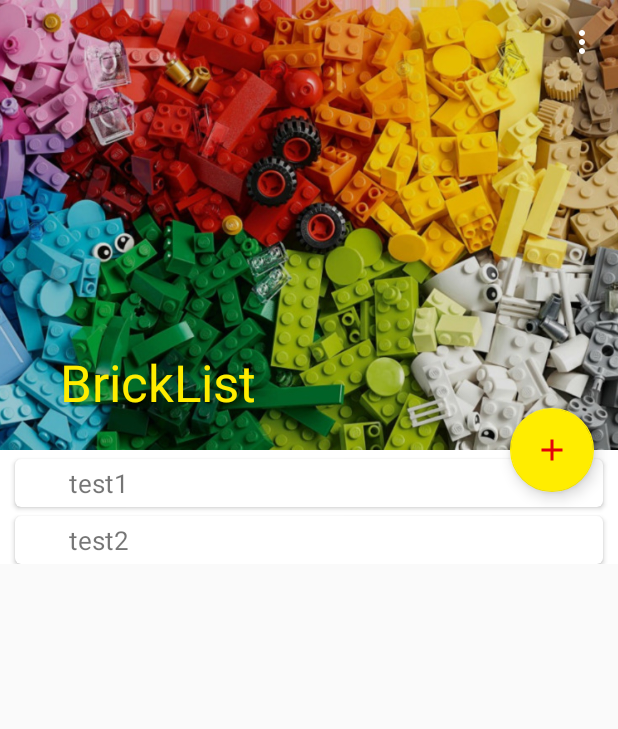
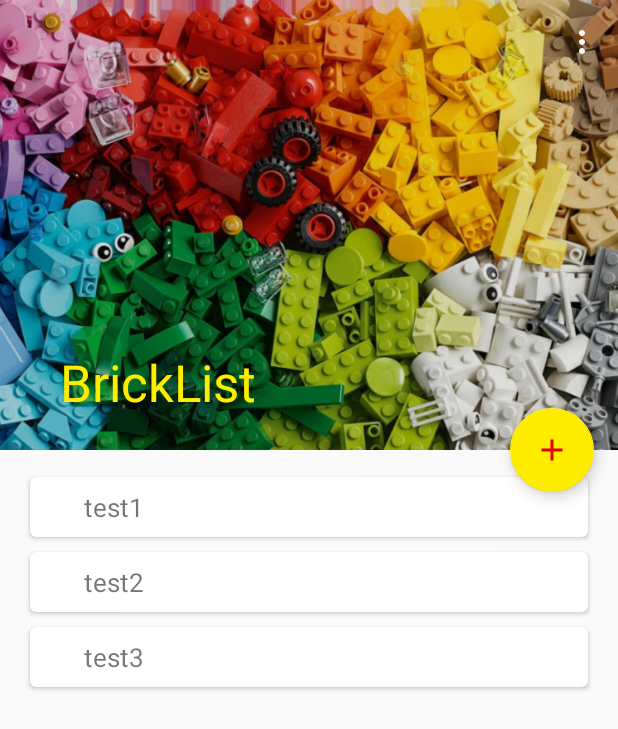
Before and after one commit to Vieja/BrickListApp, an Android app: the screen it shows after launch (MainActivity), on a phone screen of 412 x 824 dp. Shown: the top 729 px of the screen. Run offline under Robolectric (Android 15) with nearby library versions, the phone set to English and light mode, and no system bars.

Commit message:
better cards

```diff
--- a/app/src/main/java/com/vieja/bricklist/MainActivity.kt
+++ b/app/src/main/java/com/vieja/bricklist/MainActivity.kt
@@ -32,7 +32,8 @@ class MainActivity : AppCompatActivity() {
 
         projectCardsList = listOf(
             "test1",
-            "test2"
+            "test2",
+            "test3"
         )
 
         recyclerView.apply {
--- a/app/src/main/res/layout/content_main.xml
+++ b/app/src/main/res/layout/content_main.xml
@@ -1,17 +1,18 @@
-<androidx.core.widget.NestedScrollView
-xmlns:android="http://schemas.android.com/apk/res/android"
-xmlns:tools="http://schemas.android.com/tools"
-xmlns:app="http://schemas.android.com/apk/res-auto"
-android:layout_width="match_parent"
-android:layout_height="match_parent"
-app:layout_behavior="@string/appbar_scrolling_view_behavior"
-tools:showIn="@layout/activity_main"
-tools:context=".MainActivity">
+<androidx.core.widget.NestedScrollView xmlns:android="http://schemas.android.com/apk/res/android"
+    xmlns:app="http://schemas.android.com/apk/res-auto"
+    xmlns:tools="http://schemas.android.com/tools"
+    android:layout_width="match_parent"
+    android:layout_height="match_parent"
+    app:layout_behavior="@string/appbar_scrolling_view_behavior"
+    tools:context=".MainActivity"
+    tools:showIn="@layout/activity_main">
 
     <androidx.recyclerview.widget.RecyclerView
         android:id="@+id/projectsList"
         android:layout_width="match_parent"
         android:layout_height="match_parent"
-        android:background="@color/colorSecondary"
-        app:layout_behavior="@string/appbar_scrolling_view_behavior"/>
+        app:layout_behavior="@string/appbar_scrolling_view_behavior"
+        android:paddingTop="8dp"
+        android:paddingBottom="8dp"
+        android:clipToPadding="false" />
 </androidx.core.widget.NestedScrollView>
--- a/app/src/main/res/layout/project_card.xml
+++ b/app/src/main/res/layout/project_card.xml
@@ -4,9 +4,9 @@
     xmlns:tools="http://schemas.android.com/tools"
     android:layout_width="match_parent"
     android:layout_height="wrap_content"
-    android:layout_marginLeft="10dp"
-    android:layout_marginTop="6dp"
-    android:layout_marginRight="10dp"
+    android:layout_marginLeft="20dp"
+    android:layout_marginTop="10dp"
+    android:layout_marginRight="20dp"
     app:cardBackgroundColor="@color/colorSecondary"
     app:cardCornerRadius="4dp">
 
@@ -21,6 +21,8 @@
             android:layout_width="0dp"
             android:layout_height="wrap_content"
             android:paddingStart="32dp"
+            android:paddingTop="4dp"
+            android:paddingBottom="4dp"
             android:textAlignment="textStart"
             android:textSize="17sp"
             app:layout_constraintBottom_toBottomOf="parent"
```
